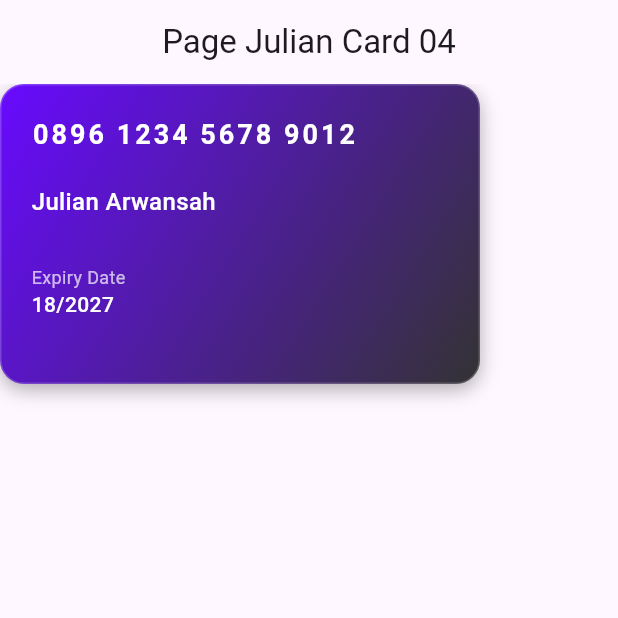
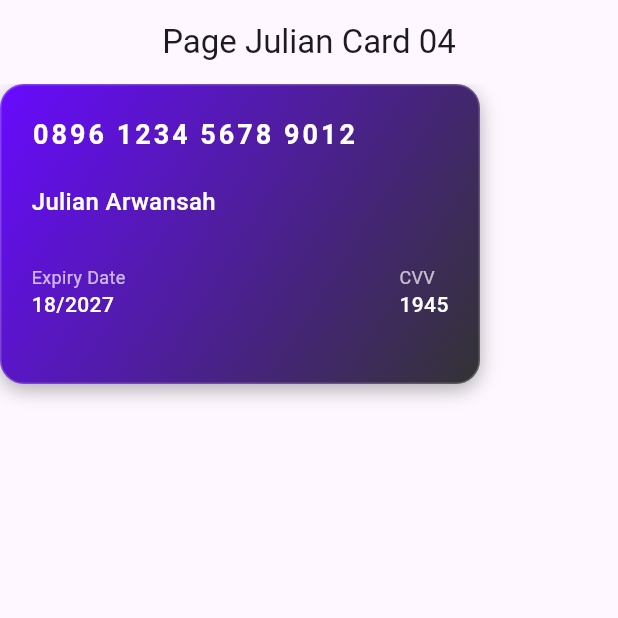
Before and after one commit to Julianarwansah/tugas_week_8_1123150112, a Flutter app: the screen it shows after launch, on a phone screen of 412 x 824 dp, the top half of it. Run offline on Flutter 3.47's test engine with Material 3 defaults, Android fonts, the phone set to English and light mode, and no system bars.

Commit message:
membuat column text baru

```diff
--- a/lib/pages/page_card_04.dart
+++ b/lib/pages/page_card_04.dart
@@ -85,6 +85,26 @@ class JulPageCard04 extends StatelessWidget {
                           ),
                         ],
                       ),
+                      Column(
+                        crossAxisAlignment: CrossAxisAlignment.start,
+                        children: [
+                          Text(
+                            'CVV',
+                            style: TextStyle(
+                              color: Colors.white.withValues(alpha: 0.7),
+                              fontSize: 12,
+                            ),
+                          ),
+                          const Text(
+                            '1945',
+                            style: TextStyle(
+                              color: Colors.white,
+                              fontSize: 14,
+                              fontWeight: FontWeight.w500,
+                            ),
+                          ),
+                        ],
+                      ),
                     ],
                   ),
                 ],
```
